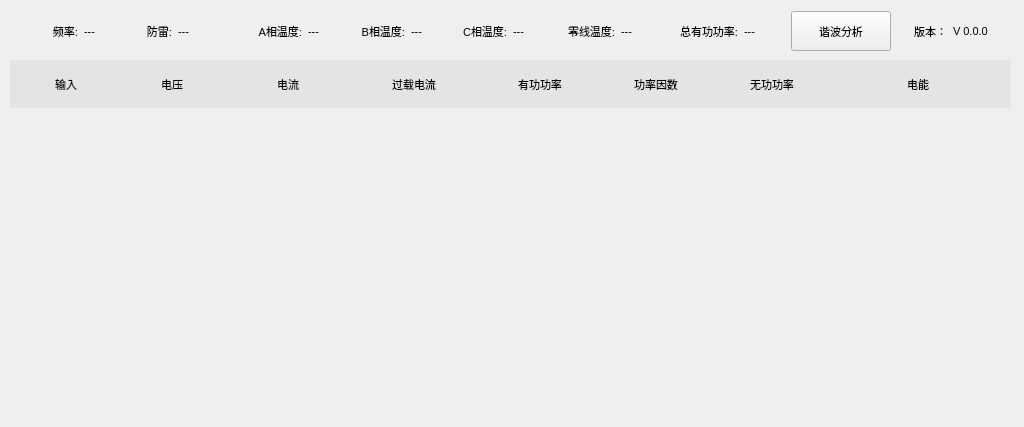
Before: the Qt Designer form line/linewid.ui in ChinaClever/BusBar-Qt, drawn with Qt 5.
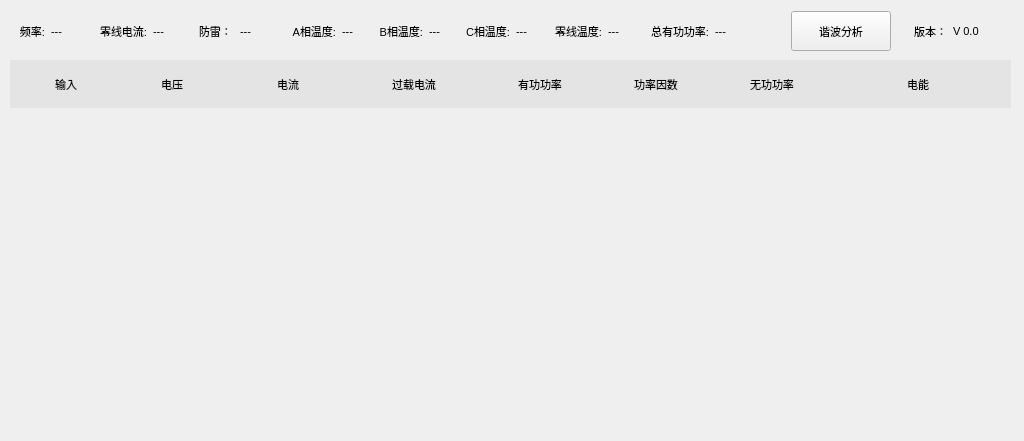
After: the same form once the commit is applied.

Commit message:
增加始端箱防雷和零线电流日志记录
始端箱防雷和零线电流日志记录，以及零线电流阈值设置

```diff
--- a/line/linewid.ui
+++ b/line/linewid.ui
@@ -7,7 +7,7 @@
     <x>0</x>
     <y>0</y>
     <width>1024</width>
-    <height>427</height>
+    <height>441</height>
    </rect>
   </property>
   <property name="font">
@@ -40,7 +40,7 @@
      <x>10</x>
      <y>259</y>
      <width>1001</width>
-     <height>161</height>
+     <height>181</height>
     </rect>
    </property>
    <property name="styleSheet">
@@ -402,10 +402,16 @@
      <widget class="QLabel" name="label">
       <property name="minimumSize">
        <size>
-        <width>68</width>
+        <width>30</width>
         <height>18</height>
        </size>
       </property>
+      <property name="maximumSize">
+       <size>
+        <width>50</width>
+        <height>16777215</height>
+       </size>
+      </property>
       <property name="font">
        <font>
         <family>Ubuntu</family>
@@ -447,10 +453,16 @@
      <widget class="QLabel" name="label_10">
       <property name="minimumSize">
        <size>
-        <width>20</width>
+        <width>50</width>
         <height>18</height>
        </size>
       </property>
+      <property name="maximumSize">
+       <size>
+        <width>30</width>
+        <height>16777215</height>
+       </size>
+      </property>
       <property name="font">
        <font>
         <family>Ubuntu</family>
@@ -460,7 +472,7 @@
        </font>
       </property>
       <property name="text">
-       <string>防雷:</string>
+       <string>零线电流:</string>
       </property>
       <property name="alignment">
        <set>Qt::AlignRight|Qt::AlignTrailing|Qt::AlignVCenter</set>
@@ -471,10 +483,16 @@
      <widget class="QLabel" name="lpsLab">
       <property name="minimumSize">
        <size>
-        <width>68</width>
+        <width>40</width>
         <height>18</height>
        </size>
       </property>
+      <property name="maximumSize">
+       <size>
+        <width>40</width>
+        <height>16777215</height>
+       </size>
+      </property>
       <property name="font">
        <font>
         <family>Ubuntu</family>
@@ -488,6 +506,32 @@
       </property>
      </widget>
     </item>
+    <item>
+     <widget class="QLabel" name="label_17">
+      <property name="text">
+       <string>防雷：</string>
+      </property>
+     </widget>
+    </item>
+    <item>
+     <widget class="QLabel" name="lpStateLab">
+      <property name="minimumSize">
+       <size>
+        <width>40</width>
+        <height>18</height>
+       </size>
+      </property>
+      <property name="maximumSize">
+       <size>
+        <width>40</width>
+        <height>16777215</height>
+       </size>
+      </property>
+      <property name="text">
+       <string>---</string>
+      </property>
+     </widget>
+    </item>
     <item>
      <widget class="QLabel" name="label_11">
       <property name="minimumSize">
@@ -516,10 +560,16 @@
      <widget class="QLabel" name="temA">
       <property name="minimumSize">
        <size>
-        <width>30</width>
+        <width>25</width>
         <height>18</height>
        </size>
       </property>
+      <property name="maximumSize">
+       <size>
+        <width>25</width>
+        <height>16777215</height>
+       </size>
+      </property>
       <property name="font">
        <font>
         <family>Ubuntu</family>
@@ -561,10 +611,16 @@
      <widget class="QLabel" name="temB">
       <property name="minimumSize">
        <size>
-        <width>30</width>
+        <width>25</width>
         <height>18</height>
        </size>
       </property>
+      <property name="maximumSize">
+       <size>
+        <width>25</width>
+        <height>16777215</height>
+       </size>
+      </property>
       <property name="font">
        <font>
         <family>Ubuntu</family>
@@ -606,10 +662,16 @@
      <widget class="QLabel" name="temC">
       <property name="minimumSize">
        <size>
-        <width>30</width>
+        <width>25</width>
         <height>18</height>
        </size>
       </property>
+      <property name="maximumSize">
+       <size>
+        <width>25</width>
+        <height>16777215</height>
+       </size>
+      </property>
       <property name="font">
        <font>
         <family>Ubuntu</family>
@@ -651,10 +713,16 @@
      <widget class="QLabel" name="temD">
       <property name="minimumSize">
        <size>
-        <width>30</width>
+        <width>25</width>
         <height>18</height>
        </size>
       </property>
+      <property name="maximumSize">
+       <size>
+        <width>25</width>
+        <height>16777215</height>
+       </size>
+      </property>
       <property name="font">
        <font>
         <family>Ubuntu</family>
@@ -696,7 +764,7 @@
      <widget class="QLabel" name="totalPowLab">
       <property name="minimumSize">
        <size>
-        <width>30</width>
+        <width>70</width>
         <height>18</height>
        </size>
       </property>
@@ -775,7 +843,7 @@
        </font>
       </property>
       <property name="text">
-       <string>V 0.0.0</string>
+       <string>V 0.0</string>
       </property>
      </widget>
     </item>
```
Left out of the diff: 2 changed lines with no effect on the pictures. The commit also changes 12 other files.
